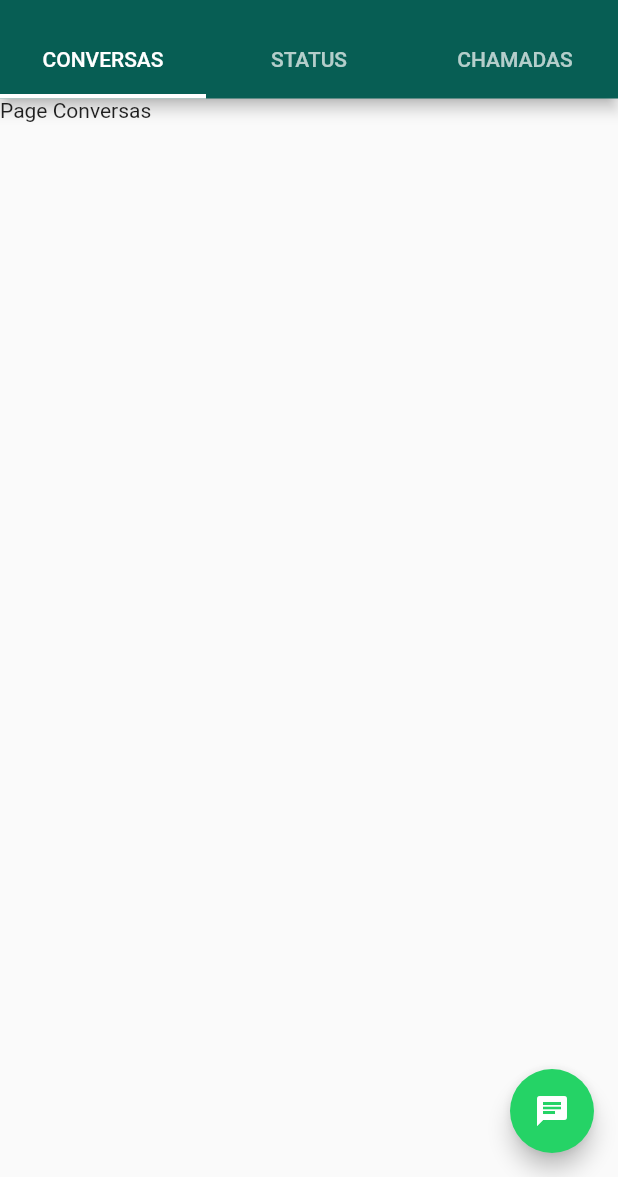
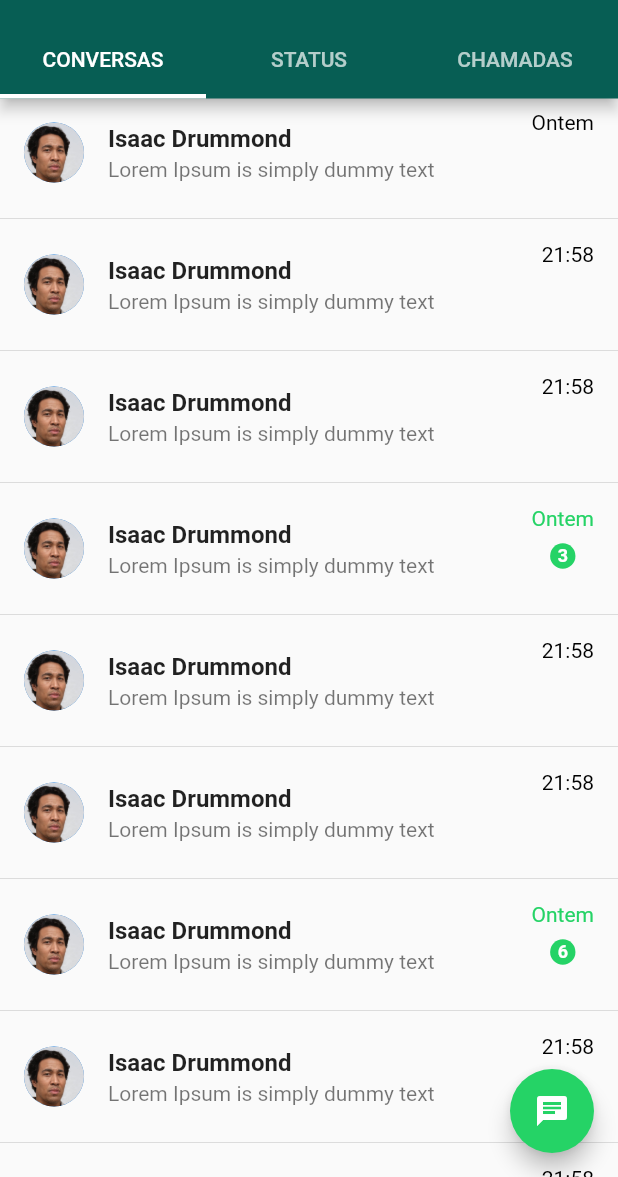
Before and after one commit to ocostalucas/whatsapp-clone, a Flutter app: the screen it shows after launch, on a phone screen of 412 x 824 dp, the part 59-1236 px from its top. Run offline on Flutter 3.47's test engine with Material 2 defaults, Android fonts, the phone set to English and light mode, and no system bars.

Commit message:
Add ChatScreen

```diff
--- /dev/null
+++ b/lib/app/screens/chat_screen.dart
@@ -0,0 +1,17 @@
+import 'package:flutter/material.dart';
+import 'package:whatsapp_clone/app/widgets/chat_widget.dart';
+
+class ChatScreen extends StatelessWidget {
+  @override
+  Widget build(BuildContext context) {
+    return ListView.separated(
+        separatorBuilder: (_, __) => Divider(),
+        itemCount: 20,
+        itemBuilder: (_, index) {
+          return ChatWidget(
+            lastTalk: index % 3 == 0 ? 'Ontem' : '21:58',
+            qtdNewMessages: index % 3 == 0 ? index : 0,
+          );
+        });
+  }
+}
--- a/lib/app/screens/home_screen.dart
+++ b/lib/app/screens/home_screen.dart
@@ -1,4 +1,5 @@
 import 'package:flutter/material.dart';
+import 'package:whatsapp_clone/app/screens/chat_screen.dart';
 
 class HomeScreen extends StatelessWidget {
   @override
@@ -54,7 +55,7 @@ class HomeScreen extends StatelessWidget {
                 ])),
         body: TabBarView(
           children: <Widget>[
-            Text('Page Conversas'),
+            ChatScreen(),
             Text('Page Status'),
             Text('Page Chamada')
           ],
--- /dev/null
+++ b/lib/app/widgets/chat_widget.dart
@@ -0,0 +1,50 @@
+import 'package:flutter/material.dart';
+
+class ChatWidget extends StatelessWidget {
+  final String lastTalk;
+  final int qtdNewMessages;
+
+  const ChatWidget({this.lastTalk, this.qtdNewMessages});
+
+  @override
+  Widget build(BuildContext context) {
+    return ListTile(
+      leading:
+          CircleAvatar(backgroundImage: AssetImage('assets/images/avatar.jpg')),
+      title: Text(
+        'Isaac Drummond',
+        style: TextStyle(fontWeight: FontWeight.bold),
+      ),
+      subtitle: Text(
+        'Lorem Ipsum is simply dummy text',
+        overflow: TextOverflow.ellipsis,
+      ),
+      trailing: Column(
+        children: <Widget>[
+          Text(
+            lastTalk,
+            style: TextStyle(
+                color: qtdNewMessages > 0
+                    ? Theme.of(context).accentColor
+                    : Colors.black),
+          ),
+          SizedBox(
+            height: 5,
+          ),
+          if (qtdNewMessages > 0)
+            Container(
+              padding: EdgeInsets.all(5),
+              decoration: BoxDecoration(
+                  color: Theme.of(context).accentColor, shape: BoxShape.circle),
+              child: Text(qtdNewMessages.toString(),
+                  style: TextStyle(
+                    fontSize: 12,
+                    fontWeight: FontWeight.bold,
+                    color: Colors.white,
+                  )),
+            )
+        ],
+      ),
+    );
+  }
+}
--- a/pubspec.yaml
+++ b/pubspec.yaml
@@ -45,9 +45,9 @@ flutter:
   uses-material-design: true
 
   # To add assets to your application, add an assets section, like this:
-  # assets:
-  #   - images/a_dot_burr.jpeg
-  #   - images/a_dot_ham.jpeg
+  assets:
+    - assets/images/avatar.jpg
+
 
   # An image asset can refer to one or more resolution-specific "variants", see
   # https://flutter.dev/assets-and-images/#resolution-aware.
```
Also changed, not shown: assets/images/avatar.jpg (added).
